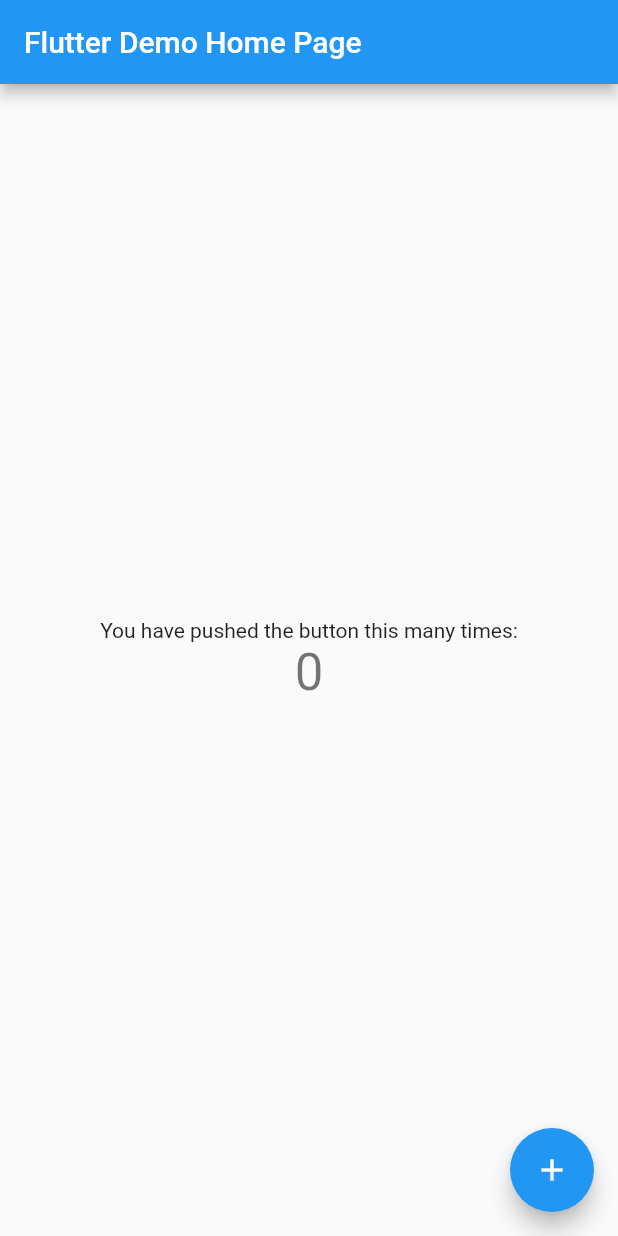
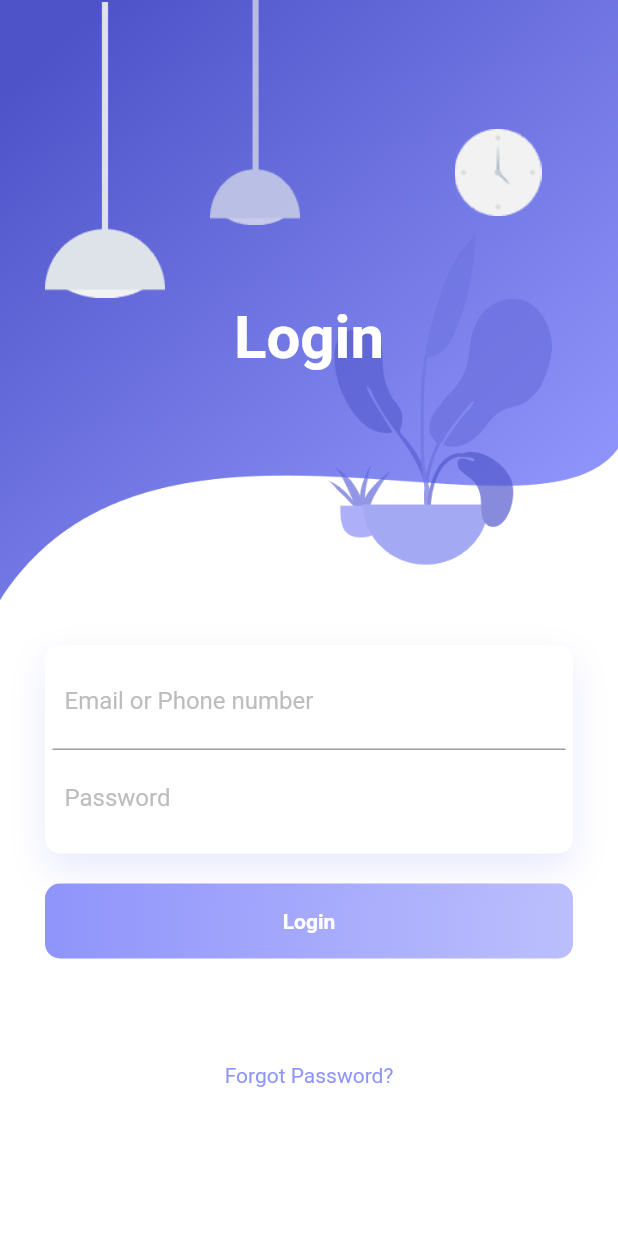
Before and after one commit to Ramos2L/Login_Page_Animation_Flutter, a Flutter app: the screen it shows after launch, on a phone screen of 412 x 824 dp. Run offline on Flutter 3.47's test engine with Material 2 defaults, Android fonts, the phone set to English and light mode, and no system bars.

Commit message:
criando layout de tela com botoes

```diff
--- a/login_page_design/lib/main.dart
+++ b/login_page_design/lib/main.dart
@@ -1,4 +1,5 @@
 import 'package:flutter/material.dart';
+import 'package:login_page_design/pages/home_page.dart';
 
 void main() {
   runApp(const MyApp());
@@ -7,109 +8,15 @@
 class MyApp extends StatelessWidget {
   const MyApp({Key? key}) : super(key: key);
 
-  // This widget is the root of your application.
   @override
   Widget build(BuildContext context) {
     return MaterialApp(
+      debugShowCheckedModeBanner: false,
       title: 'Flutter Demo',
       theme: ThemeData(
-        // This is the theme of your application.
-        //
-        // Try running your application with "flutter run". You'll see the
-        // application has a blue toolbar. Then, without quitting the app, try
-        // changing the primarySwatch below to Colors.green and then invoke
-        // "hot reload" (press "r" in the console where you ran "flutter run",
-        // or simply save your changes to "hot reload" in a Flutter IDE).
-        // Notice that the counter didn't reset back to zero; the application
-        // is not restarted.
         primarySwatch: Colors.blue,
       ),
-      home: const MyHomePage(title: 'Flutter Demo Home Page'),
+      home: const HomePage(),
     );
   }
 }
-
-class MyHomePage extends StatefulWidget {
-  const MyHomePage({Key? key, required this.title}) : super(key: key);
-
-  // This widget is the home page of your application. It is stateful, meaning
-  // that it has a State object (defined below) that contains fields that affect
-  // how it looks.
-
-  // This class is the configuration for the state. It holds the values (in this
-  // case the title) provided by the parent (in this case the App widget) and
-  // used by the build method of the State. Fields in a Widget subclass are
-  // always marked "final".
-
-  final String title;
-
-  @override
-  State<MyHomePage> createState() => _MyHomePageState();
-}
-
-class _MyHomePageState extends State<MyHomePage> {
-  int _counter = 0;
-
-  void _incrementCounter() {
-    setState(() {
-      // This call to setState tells the Flutter framework that something has
-      // changed in this State, which causes it to rerun the build method below
-      // so that the display can reflect the updated values. If we changed
-      // _counter without calling setState(), then the build method would not be
-      // called again, and so nothing would appear to happen.
-      _counter++;
-    });
-  }
-
-  @override
-  Widget build(BuildContext context) {
-    // This method is rerun every time setState is called, for instance as done
-    // by the _incrementCounter method above.
-    //
-    // The Flutter framework has been optimized to make rerunning build methods
-    // fast, so that you can just rebuild anything that needs updating rather
-    // than having to individually change instances of widgets.
-    return Scaffold(
-      appBar: AppBar(
-        // Here we take the value from the MyHomePage object that was created by
-        // the App.build method, and use it to set our appbar title.
-        title: Text(widget.title),
-      ),
-      body: Center(
-        // Center is a layout widget. It takes a single child and positions it
-        // in the middle of the parent.
-        child: Column(
-          // Column is also a layout widget. It takes a list of children and
-          // arranges them vertically. By default, it sizes itself to fit its
-          // children horizontally, and tries to be as tall as its parent.
-          //
-          // Invoke "debug painting" (press "p" in the console, choose the
-          // "Toggle Debug Paint" action from the Flutter Inspector in Android
-          // Studio, or the "Toggle Debug Paint" command in Visual Studio Code)
-          // to see the wireframe for each widget.
-          //
-          // Column has various properties to control how it sizes itself and
-          // how it positions its children. Here we use mainAxisAlignment to
-          // center the children vertically; the main axis here is the vertical
-          // axis because Columns are vertical (the cross axis would be
-          // horizontal).
-          mainAxisAlignment: MainAxisAlignment.center,
-          children: <Widget>[
-            const Text(
-              'You have pushed the button this many times:',
-            ),
-            Text(
-              '$_counter',
-              style: Theme.of(context).textTheme.headline4,
-            ),
-          ],
-        ),
-      ),
-      floatingActionButton: FloatingActionButton(
-        onPressed: _incrementCounter,
-        tooltip: 'Increment',
-        child: const Icon(Icons.add),
-      ), // This trailing comma makes auto-formatting nicer for build methods.
-    );
-  }
-}
--- /dev/null
+++ b/login_page_design/lib/pages/home_page.dart
@@ -0,0 +1,153 @@
+import 'package:flutter/material.dart';
+
+class HomePage extends StatelessWidget {
+  const HomePage({ Key? key }) : super(key: key);
+
+  @override
+  Widget build(BuildContext context) {
+    return Scaffold(
+      backgroundColor: Colors.white,
+      body: SingleChildScrollView(
+        child: Column(
+          children: [
+            Container(
+              height: 400,
+              decoration:
+                const BoxDecoration(
+                  image: DecorationImage(
+                    image: AssetImage('assets/background.png'),
+                    fit: BoxFit.fill
+                  )
+                ),
+                child: Stack(
+                  children: [
+                    Positioned(
+                      left: 30,
+                      width: 80,
+                      height: 200,
+                      child: Container(
+                        decoration: const BoxDecoration(
+                          image: DecorationImage(
+                            image: AssetImage('assets/light-1.png')
+                          ),
+                        ),
+                      ),
+                    ),
+                    Positioned(
+                      left: 130,
+                      width: 80,
+                      height: 150,
+                      child: Container(
+                        decoration: const BoxDecoration(
+                          image: DecorationImage(
+                            image: AssetImage('assets/light-2.png')
+                          ),
+                        ),
+                      ),
+                    ),
+                    Positioned(
+                      right: 40,
+                      top: 40,
+                      width: 80,
+                      height: 150,
+                      child: Container(
+                        decoration: const BoxDecoration(
+                          image: DecorationImage(
+                            image: AssetImage('assets/clock.png')
+                          ),
+                        ),
+                      ),
+                    ),
+                    Positioned(
+                      child: Container(
+                        margin: const EdgeInsets.only(top: 50),
+                        child: const Center(
+                          child: Text("Login", style: TextStyle(color: Colors.white, fontSize: 40, fontWeight: FontWeight.bold),),
+                        ),
+                      ),
+                    ),
+                  ]
+                ),
+            ),
+            Padding(
+              padding: const EdgeInsets.all(30),
+              child: Column(
+                children: [
+                  Container(
+                    padding: const EdgeInsets.all(5),
+                    decoration: BoxDecoration(
+                      color: Colors.white,
+                      borderRadius: BorderRadius.circular(10),
+                      boxShadow: const [
+                        BoxShadow(
+                          color: Color.fromRGBO(143, 148, 251, .2),
+                          blurRadius: 20,
+                          offset: Offset(0, 10)
+                        )
+                      ]
+                    ),
+                    child: Column(
+                      children: [
+                        Container(
+                          padding: const EdgeInsets.all(8),
+                          decoration: const BoxDecoration(
+                            border: Border(
+                              bottom: BorderSide(color: Colors.grey )
+                            )
+                          ),
+                          child: TextField(
+                            decoration: InputDecoration(
+                              border: InputBorder.none,
+                              hintText: 'Email or Phone number',
+                              hintStyle: TextStyle(color: Colors.grey[400])
+                            ),
+                          ),
+                        ),
+                        Container(
+                          padding: const EdgeInsets.all(8),
+                          child: TextField(
+                            decoration: InputDecoration(
+                              border: InputBorder.none,
+                              hintText: 'Password',
+                              hintStyle: TextStyle(color: Colors.grey[400])
+                            ),
+                          ),
+                        ),
+                      ],
+                    ),
+                  ),
+                  const SizedBox(
+                    height: 20,
+                  ),
+                  Container(
+                    height: 50,
+                    decoration: BoxDecoration(
+                      borderRadius: BorderRadius.circular(10),
+                      gradient: const LinearGradient(
+                        colors: [
+                          Color.fromRGBO(143, 148, 251, 1),
+                          Color.fromRGBO(143, 148, 251, .6),
+                        ]
+                      )
+                    ),
+                    child: const Center(
+                      child: Text(
+                        "Login", style: TextStyle(color: Colors.white, fontWeight: FontWeight.bold)
+                      ),
+                    ),
+                  ),
+                  const SizedBox(
+                    height: 70,
+                  ),
+                  const Text(
+                    "Forgot Password?", style: TextStyle(color: Color.fromRGBO(143, 148, 251, 1), fontWeight: FontWeight.normal),
+                  )
+                ],
+              ),
+            ),
+          ],
+        ),
+      )
+    );
+  }
+}
```
Also changed, not shown: login_page_design/pubspec.yaml (+6 -2 lines), login_page_design/assets/background.png (added), login_page_design/assets/clock.png (added), login_page_design/assets/light-1.png (added), login_page_design/assets/light-2.png (added).
